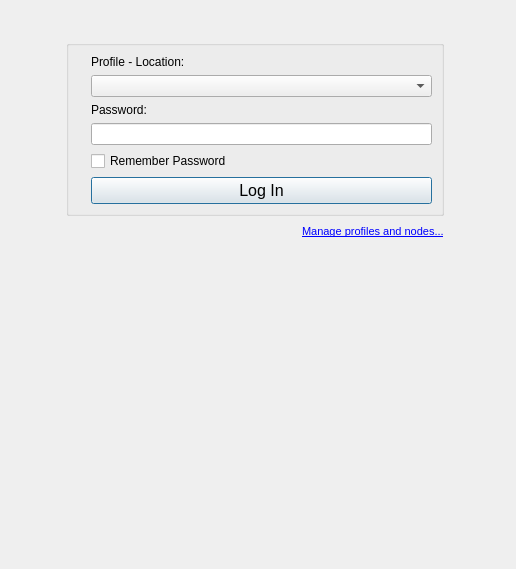
Before: the Qt Designer form retroshare-gui/src/gui/StartDialog.ui in RetroShare/RetroShare, drawn with Qt 5.
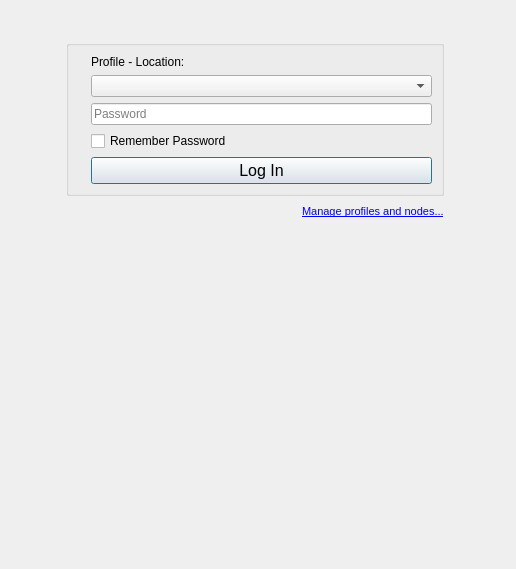
After: the same form once the commit is applied. Icons and pictures are not drawn.

Commit message: Added Placeholder text for Password field, removed "Password:" label.

Diff of the .ui file:
```diff
--- a/retroshare-gui/src/gui/StartDialog.ui
+++ b/retroshare-gui/src/gui/StartDialog.ui
@@ -195,6 +195,13 @@
         <property name="leftMargin">
          <number>9</number>
         </property>
+        <item row="0" column="1">
+         <widget class="QLabel" name="label_8">
+          <property name="text">
+           <string>Profile - Location:</string>
+          </property>
+         </widget>
+        </item>
         <item row="1" column="0">
          <widget class="QLabel" name="label_9">
           <property name="maximumSize">
@@ -217,7 +224,7 @@
         <item row="1" column="1">
          <widget class="QComboBox" name="loadName"/>
         </item>
-        <item row="3" column="0">
+        <item row="2" column="0">
          <widget class="QLabel" name="label_11">
           <property name="maximumSize">
            <size>
@@ -236,28 +243,17 @@
           </property>
          </widget>
         </item>
-        <item row="3" column="1">
+        <item row="2" column="1">
          <widget class="QLineEdit" name="password_input">
           <property name="echoMode">
            <enum>QLineEdit::Password</enum>
           </property>
-         </widget>
-        </item>
-        <item row="2" column="1">
-         <widget class="QLabel" name="label_10">
-          <property name="text">
-           <string>Password:</string>
+          <property name="placeholderText">
+           <string>Password</string>
           </property>
          </widget>
         </item>
-        <item row="0" column="1">
-         <widget class="QLabel" name="label_8">
-          <property name="text">
-           <string>Profile - Location:</string>
-          </property>
-         </widget>
-        </item>
-        <item row="4" column="1">
+        <item row="3" column="1">
          <widget class="QCheckBox" name="autologin_checkbox">
           <property name="text">
            <string>Remember Password</string>
@@ -267,7 +263,7 @@
           </property>
          </widget>
         </item>
-        <item row="5" column="1">
+        <item row="4" column="1">
          <widget class="QPushButton" name="loadButton">
           <property name="font">
            <font>
```
